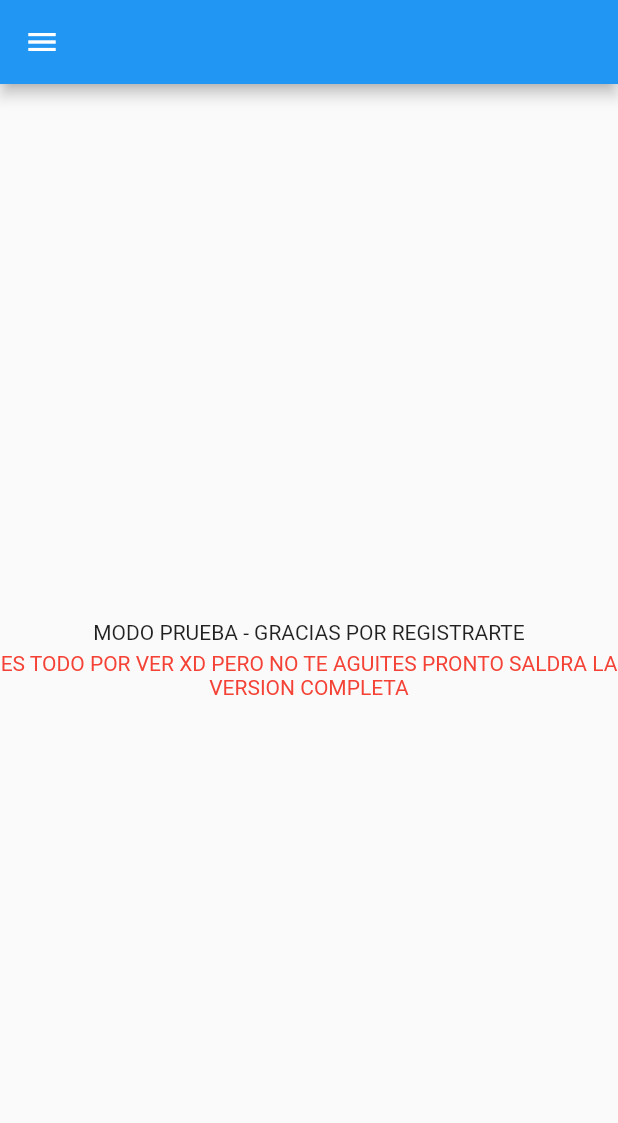
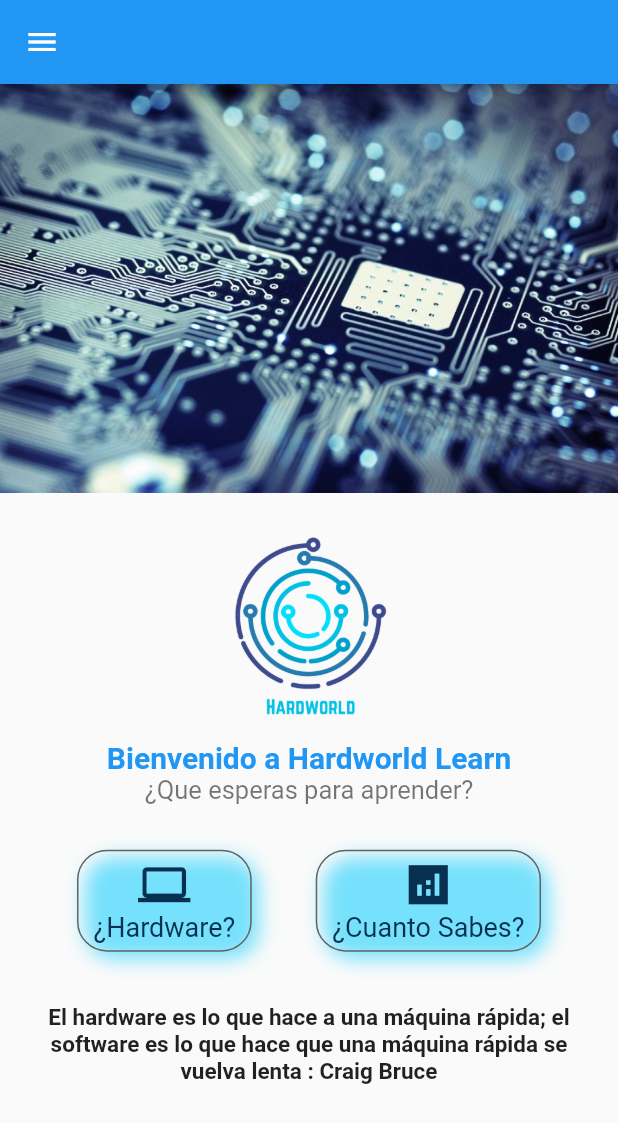
Before and after one commit to hardworld089/AppMovil, a Flutter app: the screen it shows once a user with an empty profile is signed in, on a phone screen of 412 x 824 dp. Shown: the top 1123 px of the screen. Run offline on Flutter 3.47's test engine with Material 2 defaults, Android fonts, the phone set to English and light mode, and no system bars; our stand-ins replace cloud_firestore, firebase_auth, firebase_core, google_fonts, google_sign_in; accounts and stored records are empty; network calls fail.

Commit message:
Funcional MainPage Terminada

```diff
--- a/lib/main.dart
+++ b/lib/main.dart
@@ -1,6 +1,9 @@
+import 'package:cloud_firestore/cloud_firestore.dart';
 import 'package:flutter/material.dart';
 import 'package:login/src/Auth/main_page.dart';
 import 'package:firebase_core/firebase_core.dart';
+
+import 'data Get/get_user_name.dart';
 
 void main() async {
   WidgetsFlutterBinding.ensureInitialized();
@@ -20,19 +23,8 @@ class MyApp extends StatelessWidget {
     return MaterialApp(
       debugShowCheckedModeBanner: false,
       title: 'Flutter Demo',
-      theme: ThemeData(
-        // This is the theme of your application.
-        //
-        // Try running your application with "flutter run". You'll see the
-        // application has a blue toolbar. Then, without quitting the app, try
-        // changing the primarySwatch below to Colors.green and then invoke
-        // "hot reload" (press "r" in the console where you ran "flutter run",
-        // or simply save your changes to "hot reload" in a Flutter IDE).
-        // Notice that the counter didn't reset back to zero; the application
-        // is not restarted.
-        primarySwatch: Colors.blue,
-      ),
-      home: const MainPage(),
+      initialRoute: 'main_page',
+      routes: {'main_page': (_) => MainPage()},
     );
   }
 }
--- a/lib/src/Auth/main_page.dart
+++ b/lib/src/Auth/main_page.dart
@@ -14,9 +14,9 @@ class MainPage extends StatelessWidget {
         stream: FirebaseAuth.instance.authStateChanges(),
         builder: (context, snapshot) {
           if (snapshot.hasData) {
-            return HomePage();
+            return const HomePage();
           } else {
-            return AuthPage();
+            return const AuthPage();
           }
         },
       ),
--- a/lib/src/pages/home_page.dart
+++ b/lib/src/pages/home_page.dart
@@ -1,6 +1,8 @@
 import 'package:firebase_auth/firebase_auth.dart';
 
 import 'package:flutter/material.dart';
+import 'package:login/src/pages/cuanto_sabes.dart';
+import 'package:login/src/pages/hardwere_page.dart';
 import 'package:login/src/pages/navigation_drawer.dart';
 
 class HomePage extends StatefulWidget {
@@ -17,7 +19,7 @@ class _HomePageState extends State<HomePage> {
   Widget build(BuildContext context) {
     final user = FirebaseAuth.instance.currentUser!;
     return Scaffold(
-      drawer: NavigationDrawer(),
+      drawer: const NavigationDrawer(),
       appBar: AppBar(
         title: Text(user.displayName ?? "Bienvenido",
             style: const TextStyle(
@@ -25,28 +27,159 @@ class _HomePageState extends State<HomePage> {
                 fontSize: 20,
                 color: Color.fromARGB(255, 247, 247, 247))),
       ),
-      body: Center(
-        child: Column(
-          mainAxisAlignment: MainAxisAlignment.center,
-          children: const [
-            SizedBox(
-              height: 10,
-            ),
-            Text('MODO PRUEBA - GRACIAS POR REGISTRARTE'),
-            SizedBox(
-              height: 5,
-            ),
-            Text(
-              'ES TODO POR VER XD PERO NO TE AGUITES PRONTO SALDRA LA VERSION COMPLETA',
-              textAlign: TextAlign.center,
-              style: TextStyle(color: Colors.red),
-            ),
-            SizedBox(
-              height: 10,
-            ),
-          ],
-        ),
+      body: const TempHomeScrim(),
+    );
+  }
+}
+
+class TempHomeScrim extends StatelessWidget {
+  const TempHomeScrim({
+    Key? key,
+  }) : super(key: key);
+
+  @override
+  Widget build(BuildContext context) {
+    return Scaffold(
+        body: SingleChildScrollView(
+      child: Column(
+        children: [
+          //imagen
+          const Image(image: AssetImage('assets/heroimg.jpeg')),
+          //title
+          const Title(),
+          //buttonSection
+          const ButtonSection(),
+          Container(
+              margin: const EdgeInsets.symmetric(horizontal: 20, vertical: 20),
+              child: const Text(
+                "El hardware es lo que hace a una máquina rápida; el software es lo que hace que una máquina rápida se vuelva lenta : Craig Bruce",
+                style: TextStyle(fontSize: 15, fontWeight: FontWeight.bold),
+                textAlign: TextAlign.center,
+              )),
+        ],
+      ),
+    ));
+  }
+}
+
+class Title extends StatelessWidget {
+  const Title({
+    Key? key,
+  }) : super(key: key);
+
+  @override
+  Widget build(BuildContext context) {
+    return Container(
+      margin: const EdgeInsets.symmetric(horizontal: 30, vertical: 15),
+      child: Row(
+        mainAxisAlignment: MainAxisAlignment.center,
+        children: [
+          Column(
+            crossAxisAlignment: CrossAxisAlignment.center,
+            // ignore: prefer_const_literals_to_create_immutables
+            children: [
+              Image.asset(
+                'assets/Hardworld.png',
+                height: 150,
+              ),
+              const Text('Bienvenido a Hardworld Learn',
+                  style: TextStyle(
+                      fontWeight: FontWeight.bold,
+                      fontSize: 20,
+                      color: Colors.blue)),
+              const Text('¿Que esperas para aprender?',
+                  style: TextStyle(color: Colors.black54, fontSize: 17)),
+            ],
+          ),
+        ],
       ),
     );
   }
 }
+
+class ButtonSection extends StatelessWidget {
+  const ButtonSection({
+    Key? key,
+  }) : super(key: key);
+
+  @override
+  Widget build(BuildContext context) {
+    return Container(
+      margin: const EdgeInsets.symmetric(horizontal: 30, vertical: 15),
+      child: Row(
+        mainAxisAlignment: MainAxisAlignment.spaceAround,
+        children: [
+          GestureDetector(
+            onTap: () {
+              Navigator.push(
+                context,
+                MaterialPageRoute(builder: (context) => const HardwerePage()),
+              );
+            },
+            child: const CustomButton(
+              icon: Icons.computer,
+              text: '¿Hardware?',
+            ),
+          ),
+          GestureDetector(
+            onTap: () {
+              Navigator.push(
+                context,
+                MaterialPageRoute(builder: (context) => const CuantoPage()),
+              );
+            },
+            child: const CustomButton(
+              icon: Icons.analytics_sharp,
+              text: '¿Cuanto Sabes?',
+            ),
+          ),
+        ],
+      ),
+    );
+  }
+}
+
+class CustomButton extends StatelessWidget {
+  final IconData icon;
+  final String text;
+
+  const CustomButton({
+    Key? key,
+    required this.icon,
+    required this.text,
+  }) : super(key: key);
+
+  @override
+  Widget build(BuildContext context) {
+    return Container(
+      padding: const EdgeInsets.symmetric(horizontal: 10, vertical: 5),
+      decoration: BoxDecoration(
+          shape: BoxShape.rectangle,
+          boxShadow: const [
+            BoxShadow(
+              color: Color.fromARGB(255, 118, 225, 252),
+              offset: Offset(5, 5),
+              blurRadius: 10,
+            ),
+          ],
+          border: Border.all(
+            color: const Color.fromARGB(255, 99, 98, 98),
+          ),
+          borderRadius: BorderRadius.circular(20)),
+      child: Column(
+        children: [
+          Icon(
+            icon,
+            color: const Color.fromARGB(255, 8, 48, 80),
+            size: 35,
+          ),
+          Text(
+            text,
+            style: const TextStyle(
+                color: Color.fromARGB(255, 8, 48, 80), fontSize: 18),
+          )
+        ],
+      ),
+    );
+  }
+}
```
Also changed, not shown: lib/screens/basic_desing.dart (added, +10 -0 lines), lib/src/pages/cuanto_sabes.dart (added, +18 -0 lines), lib/src/pages/hardwere_page.dart (added, +18 -0 lines), lib/src/pages/navigation_drawer.dart (+26 -8 lines), assets/heroimg.jpeg (added).
